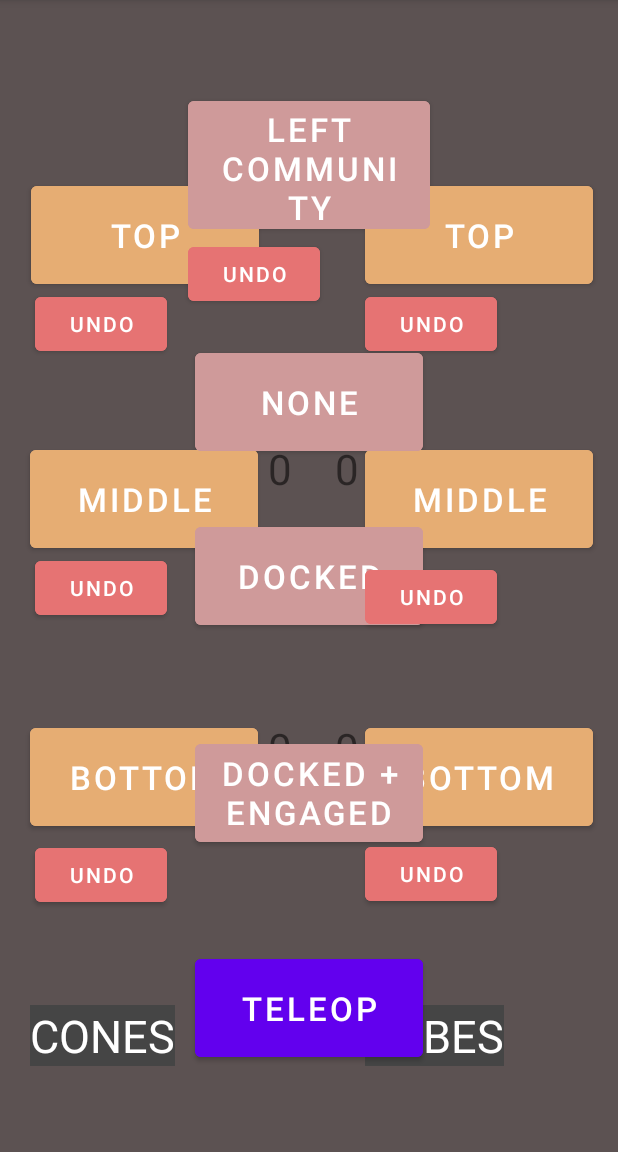
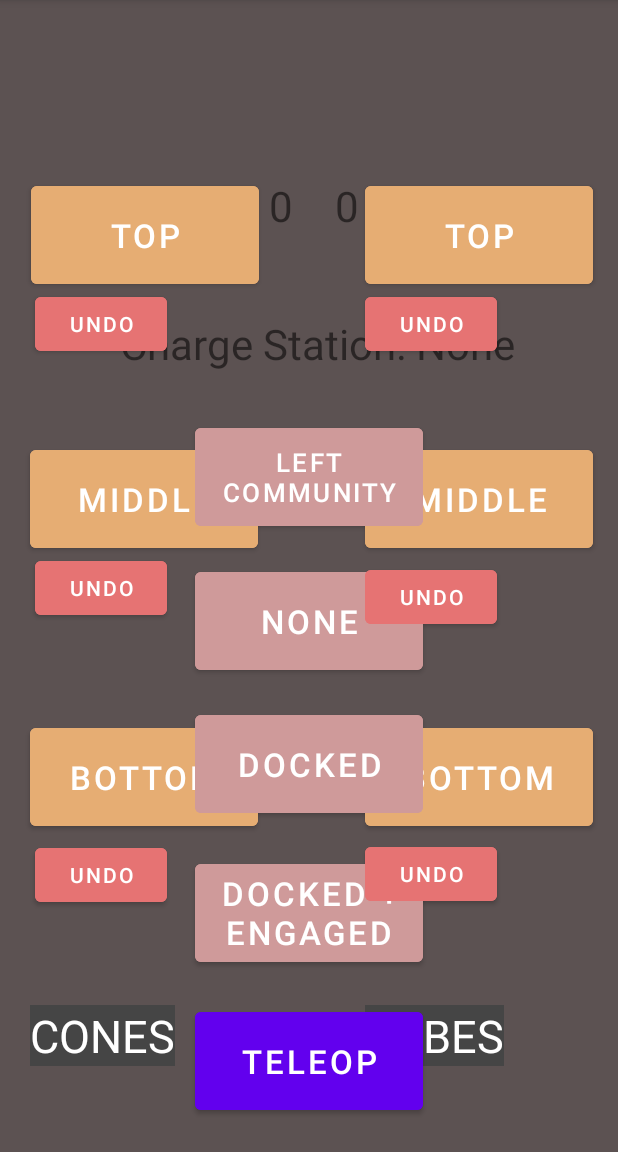
Before and after one commit to AdityaK2905/TalonScoutingApp2023, an Android app: the screen it shows after launch (AutoActivity), after a tap on "START GAME", on a phone screen of 412 x 824 dp, the part 84-1236 px from its top. Run offline under Robolectric (Android 15) with nearby library versions, the phone set to English and light mode, and no system bars.

Commit message:
final changes

```diff
--- a/app/src/main/java/com/example/scoutingapp2023/AutoActivity.java
+++ b/app/src/main/java/com/example/scoutingapp2023/AutoActivity.java
@@ -62,6 +62,7 @@ public class AutoActivity extends AppCompatActivity {
 
     public void leftCommunity(View v){
         leftCommunity = true;
+        ((TextView)findViewById(R.id.autoChargeStationText)).setText("Charge Station: Left Community");
     }
 
     public void undoLeftCommunity(View v){
@@ -70,14 +71,17 @@ public class AutoActivity extends AppCompatActivity {
 
     public void docked(View v){
         chargeStation = "Docked";
+        updateText();
     }
 
     public void dockedAndEngaged(View v){
         chargeStation = "Engaged";
+        updateText();
     }
 
     public void resetChargeStation(View v){
         chargeStation = "None";
+        updateText();
     }
 
     public void coneTop(View v){
@@ -146,6 +150,8 @@ public class AutoActivity extends AppCompatActivity {
         ((TextView)findViewById(R.id.cubeTopText)).setText(Integer.toString(cubeTop));
         ((TextView)findViewById(R.id.cubeMidText)).setText(Integer.toString(cubeMid));
         ((TextView)findViewById(R.id.cubeBotText)).setText(Integer.toString(cubeBot));
+
+        ((TextView)findViewById(R.id.autoChargeStationText)).setText("Charge Station: " + chargeStation);
     }
 
 
--- a/app/src/main/java/com/example/scoutingapp2023/TeleOpActivity.java
+++ b/app/src/main/java/com/example/scoutingapp2023/TeleOpActivity.java
@@ -93,18 +93,22 @@ public class TeleOpActivity extends AppCompatActivity {
 
     public void parked(View v){
         teleChargeStation = "Parked";
+        updateText();
     }
 
     public void docked(View v){
         teleChargeStation = "Docked";
+        updateText();
     }
 
     public void dockedAndEngaged(View v){
         teleChargeStation = "Engaged";
+        updateText();
     }
 
     public void resetChargeStation(View v){
         teleChargeStation = "None";
+        updateText();
     }
 
 
@@ -180,6 +184,7 @@ public class TeleOpActivity extends AppCompatActivity {
         ((TextView)findViewById(R.id.cubeTopText)).setText(Integer.toString(topCubes));
         ((TextView)findViewById(R.id.cubeMidText)).setText(Integer.toString(midCubes));
         ((TextView)findViewById(R.id.cubeBotText)).setText(Integer.toString(lowCubes));
+        ((TextView)findViewById(R.id.teleChargeStationText)).setText("Charge Station: " + teleChargeStation);
     }
 
 }
--- a/app/src/main/res/layout/auto_screen.xml
+++ b/app/src/main/res/layout/auto_screen.xml
@@ -6,13 +6,6 @@
     android:layout_height="match_parent"
     android:background="#807171"
     android:backgroundTint="#5C5252"
-
-
-
-
-
-
-
 
 
     >
@@ -109,23 +102,22 @@
 
     <Button
         android:id="@+id/leftCommunityButton"
-        android:layout_width="161dp"
-        android:layout_height="97dp"
+        android:layout_width="152dp"
+        android:layout_height="77dp"
         android:backgroundTint="@color/undoColor"
         android:onClick="leftCommunity"
         android:text="Left Community"
-        android:textSize="22dp"
-        app:layout_constraintBottom_toBottomOf="parent"
+        android:textSize="17dp"
+        app:layout_constraintBottom_toTopOf="@+id/noneButton"
         app:layout_constraintEnd_toEndOf="parent"
         app:layout_constraintStart_toStartOf="parent"
         app:layout_constraintTop_toTopOf="parent"
-        app:layout_constraintVertical_bias="0.091" />
+        app:layout_constraintVertical_bias="0.938" />
 
     <Button
         android:id="@+id/noneButton"
         android:layout_width="152dp"
         android:layout_height="77dp"
-        android:layout_marginTop="228dp"
         android:backgroundTint="@color/undoColor"
         android:onClick="resetChargeStation"
         android:text="None"
@@ -134,7 +126,7 @@
         app:layout_constraintEnd_toEndOf="parent"
         app:layout_constraintStart_toStartOf="parent"
         app:layout_constraintTop_toTopOf="parent"
-        app:layout_constraintVertical_bias="0.035" />
+        app:layout_constraintVertical_bias="0.955" />
 
     <Button
         android:id="@+id/dockedButton"
@@ -144,10 +136,11 @@
         android:onClick="docked"
         android:text="Docked"
         android:textSize="22dp"
-        app:layout_constraintBottom_toBottomOf="parent"
+        app:layout_constraintBottom_toTopOf="@+id/dockedandEbutton"
         app:layout_constraintEnd_toEndOf="parent"
         app:layout_constraintStart_toStartOf="parent"
-        app:layout_constraintTop_toTopOf="parent" />
+        app:layout_constraintTop_toTopOf="parent"
+        app:layout_constraintVertical_bias="0.956" />
 
     <Button
         android:id="@+id/dockedandEbutton"
@@ -157,11 +150,11 @@
         android:onClick="dockedAndEngaged"
         android:text="Docked + Engaged"
         android:textSize="22dp"
-        app:layout_constraintBottom_toBottomOf="parent"
+        app:layout_constraintBottom_toTopOf="@+id/teleOpButton"
         app:layout_constraintEnd_toEndOf="parent"
         app:layout_constraintStart_toStartOf="parent"
         app:layout_constraintTop_toTopOf="parent"
-        app:layout_constraintVertical_bias="0.709" />
+        app:layout_constraintVertical_bias="0.964" />
 
     <Button
         android:id="@+id/teleOpButton"
@@ -175,7 +168,7 @@
         app:layout_constraintEnd_toEndOf="parent"
         app:layout_constraintStart_toStartOf="parent"
         app:layout_constraintTop_toTopOf="parent"
-        app:layout_constraintVertical_bias="0.917" />
+        app:layout_constraintVertical_bias="0.968" />
 
     <TextView
         android:id="@+id/coneTopText"
@@ -371,17 +364,17 @@
         app:layout_constraintTop_toTopOf="parent"
         app:layout_constraintVertical_bias="0.921" />
 
-    <Button
-        android:id="@+id/undoCommunity"
+    <TextView
+        android:id="@+id/autoChargeStationText"
         android:layout_width="wrap_content"
         android:layout_height="wrap_content"
-        android:backgroundTint="@color/bgpink"
-        android:text="Undo"
-        app:layout_constraintBottom_toTopOf="@+id/noneButton"
-        app:layout_constraintEnd_toEndOf="parent"
-        app:layout_constraintHorizontal_bias="0.0"
-        app:layout_constraintStart_toStartOf="@+id/leftCommunityButton"
-        app:layout_constraintTop_toBottomOf="@+id/leftCommunityButton"
-        app:layout_constraintVertical_bias="0.0" />
+        android:text="Charge Station: None"
+        android:textSize="28dp"
+        app:layout_constraintBottom_toTopOf="@+id/leftCommunityButton"
+        app:layout_constraintEnd_toStartOf="@+id/cubeTopButton"
+        app:layout_constraintHorizontal_bias="0.483"
+        app:layout_constraintStart_toEndOf="@+id/ConeTopButton"
+        app:layout_constraintTop_toTopOf="parent"
+        app:layout_constraintVertical_bias="0.87" />
 
 </androidx.constraintlayout.widget.ConstraintLayout>
```
Also changed, not shown: app/src/main/java/com/example/scoutingapp2023/EndGameActivity.java (+7 -7 lines), app/src/main/res/layout/teleop_screen.xml (+22 -8 lines).
